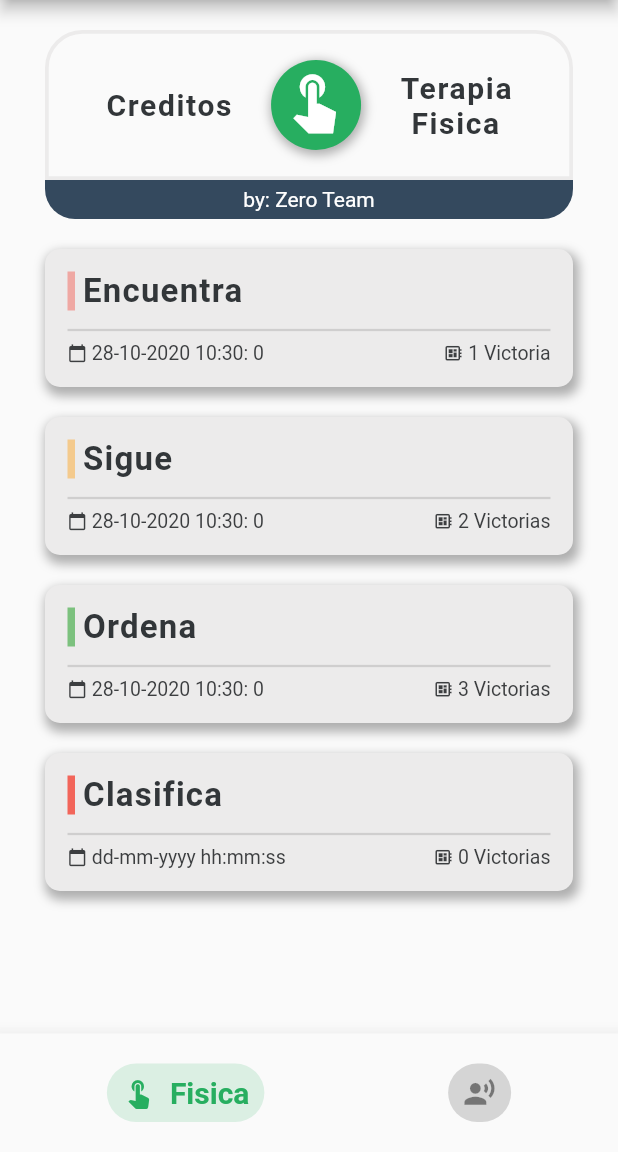
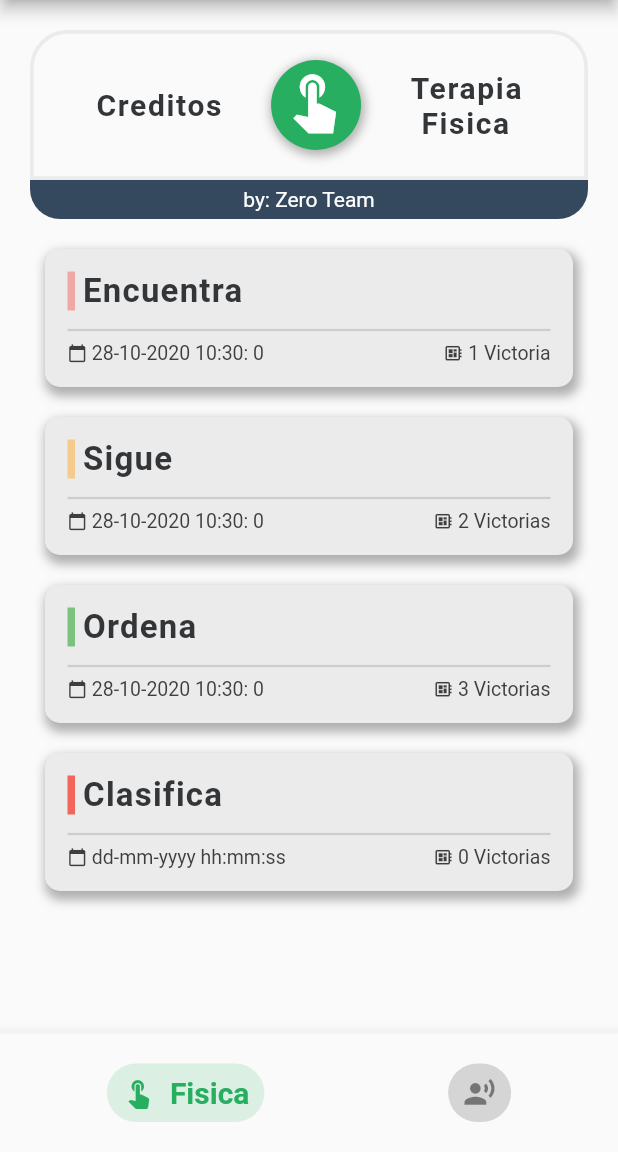
Before and after one commit to JohnnyGG98/app_movij, a Flutter app: the MenuJuegoMobile screen opened directly, after a tap on the "record voice over" icon, after a tap on the "touch app" icon, on a phone screen of 412 x 824 dp, the part 84-1236 px from its top. Run offline on Flutter 3.47's test engine with Material 2 defaults, Android fonts, the phone set to English and light mode, and no system bars; our stand-ins replace audioplayers, flutter_tts, shared_preferences; missing offline and left inert: flame; accounts and stored records are empty; statements that could not run were skipped.

Commit message:
REFACTOR: Lenguaje Page
Nuevo dise;o en la pagina de listado de juegos,
Constantes para padding, etc

closes #22

```diff
--- /dev/null
+++ b/lib/config/app_theme_cons.dart
@@ -0,0 +1,13 @@
+import 'package:flutter/material.dart';
+
+class AppThemeCons {
+  static const PADDING_LIST_GAMES = EdgeInsets.only(
+    top: 20,
+    left: 20,
+    right: 20,
+  );
+
+  static const PADDING_BUTTON_GAMES = EdgeInsets.symmetric(
+    horizontal: 10,
+  );
+}
--- a/lib/config/config_export.dart
+++ b/lib/config/config_export.dart
@@ -1 +1,2 @@
 export 'app_theme_colors.dart';
+export 'app_theme_cons.dart';
--- a/lib/pages/menu/juegos/juegos_tf.dart
+++ b/lib/pages/menu/juegos/juegos_tf.dart
@@ -1,3 +1,4 @@
+import 'package:app_movij/config/config_export.dart';
 import 'package:app_movij/models/button_game_model.dart';
 import 'package:app_movij/pages/menu/juegos/head_list_game.dart';
 import 'package:app_movij/widgets/game_menu/button_game.dart';
@@ -7,8 +8,7 @@ class JuegosTFPage extends StatelessWidget {
   @override
   Widget build(BuildContext context) {
     return Container(
-      height: double.infinity,
-      padding: EdgeInsets.symmetric(vertical: 20.0, horizontal: 30.0),
+      padding: AppThemeCons.PADDING_LIST_GAMES,
       child: Column(
         children: [
           HeadListGame(
@@ -19,6 +19,7 @@ class JuegosTFPage extends StatelessWidget {
           Expanded(
             child: ListView.builder(
               physics: BouncingScrollPhysics(),
+              padding: AppThemeCons.PADDING_BUTTON_GAMES,
               itemCount: buttonsTF.length,
               itemBuilder: (BuildContext context, int i) {
                 return ButtonGame(model: buttonsTF[i]);
--- a/lib/pages/menu/juegos/juegos_tl.dart
+++ b/lib/pages/menu/juegos/juegos_tl.dart
@@ -1,39 +1,33 @@
-import 'package:app_movij/templates/btn_juego.dart';
-import 'package:app_movij/templates/widgets/widgets_menu_juego.dart';
+import 'package:app_movij/config/config_export.dart';
+import 'package:app_movij/models/button_game_model.dart';
+import 'package:app_movij/pages/menu/juegos/head_list_game.dart';
+import 'package:app_movij/widgets/game_menu/button_game.dart';
 import 'package:flutter/material.dart';
 
 class JuegosTLPage extends StatelessWidget {
   @override
   Widget build(BuildContext context) {
-    return MenuJuegoMobile(
-      titulo: 'Terapia Lenguaje',
-      lista: _btns,
+    return Container(
+      padding: AppThemeCons.PADDING_LIST_GAMES,
+      child: Column(
+        children: [
+          HeadListGame(
+            tipoJuego: 'Terapia\nLenguaje',
+            icon: Icons.record_voice_over,
+          ),
+          SizedBox(height: 20),
+          Expanded(
+            child: ListView.builder(
+              physics: BouncingScrollPhysics(),
+              padding: AppThemeCons.PADDING_BUTTON_GAMES,
+              itemCount: buttonsTL.length,
+              itemBuilder: (BuildContext context, int i) {
+                return ButtonGame(model: buttonsTL[i]);
+              },
+            ),
+          )
+        ],
+      ),
     );
   }
-
-  List<Widget> _btns(BuildContext context) {
-    return [
-      getBtnJuego('Tiempo', () {
-        Navigator.of(context).pushNamed('juego/tl/tiempo');
-      }),
-      SizedBox(
-        height: 35,
-      ),
-      getBtnJuego('Luz', () {
-        Navigator.of(context).pushNamed('juego/tl/luz');
-      }),
-      SizedBox(
-        height: 35,
-      ),
-      getBtnJuego('Hora', () {}),
-      SizedBox(
-        height: 35,
-      ),
-      getBtnJuego('Cantidad', () {}),
-      SizedBox(
-        height: 35,
-      ),
-      getBtnJuego('Pictogramas', () {}),
-    ];
-  }
 }
```
Also changed, not shown: lib/models/button_game_model.dart (+40 -1 lines).
